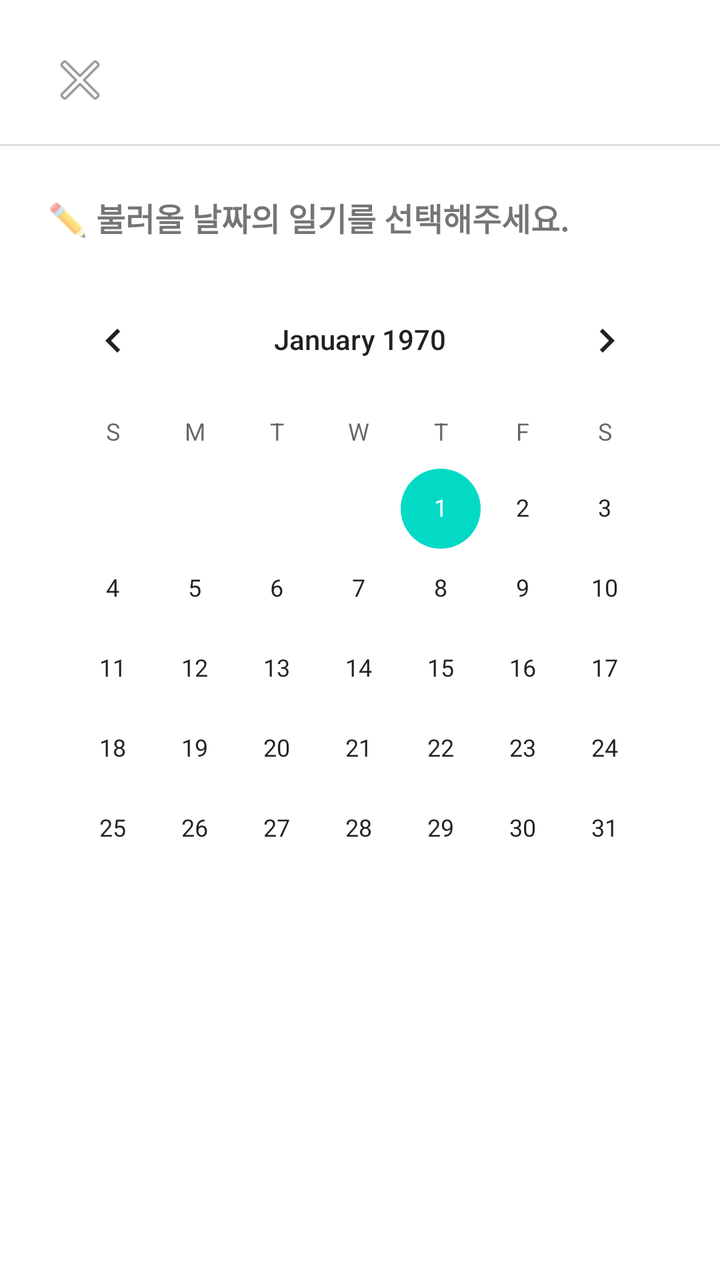
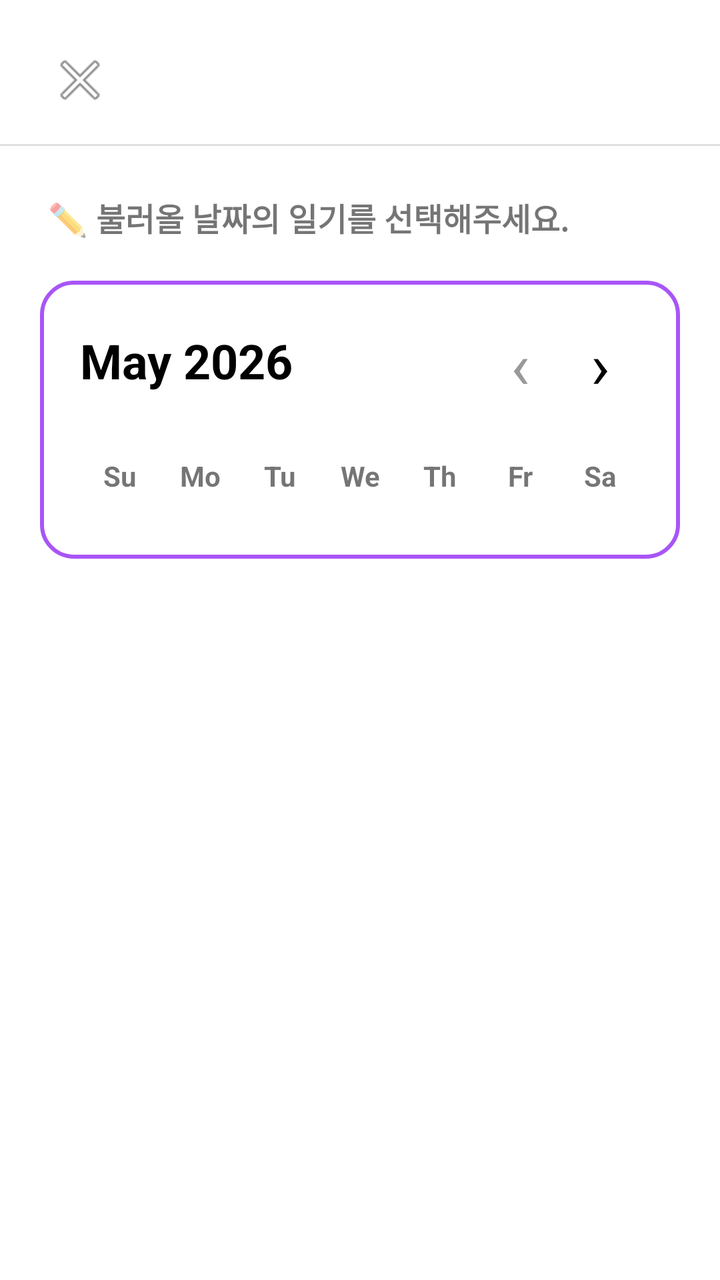

Two renders of the same Android screen: before a commit and after it. Below are the layout's source before the change and the commit's diff.
<!-- AndroidManifest.xml: application theme Theme.Plog -->
<!-- res/layout/fragment_diary_select.xml -->
<?xml version="1.0" encoding="utf-8"?>
<androidx.constraintlayout.widget.ConstraintLayout
    xmlns:android="http://schemas.android.com/apk/res/android"
    xmlns:app="http://schemas.android.com/apk/res-auto"
    android:layout_width="match_parent"
    android:layout_height="match_parent"
    android:background="#FFFFFF">

    
    <ImageButton
        android:id="@+id/btn_close"
        android:layout_width="wrap_content"
        android:layout_height="wrap_content"
        android:src="@android:drawable/ic_menu_close_clear_cancel"
        android:background="?attr/selectableItemBackgroundBorderless"
        android:padding="8dp"
        app:layout_constraintTop_toTopOf="parent"
        app:layout_constraintStart_toStartOf="parent"
        android:layout_marginTop="16dp"
        android:layout_marginStart="16dp"/>

    
    <View
        android:layout_width="0dp"
        android:layout_height="1dp"
        android:background="#E0E0E0"
        app:layout_constraintTop_toBottomOf="@id/btn_close"
        app:layout_constraintStart_toStartOf="parent"
        app:layout_constraintEnd_toEndOf="parent"
        android:layout_marginTop="8dp"
        android:id="@+id/divider"/>

    
    <TextView
        android:id="@+id/tv_guide"
        android:layout_width="wrap_content"
        android:layout_height="wrap_content"
        android:text="✏️ 불러올 날짜의 일기를 선택해주세요."
        android:textSize="16sp"
        android:textStyle="bold"
        app:layout_constraintTop_toBottomOf="@id/divider"
        app:layout_constraintStart_toStartOf="parent"
        android:layout_marginTop="24dp"
        android:layout_marginStart="24dp"/>

    
    <CalendarView
        android:id="@+id/calendar_view"
        android:layout_width="0dp"
        android:layout_height="wrap_content"
        app:layout_constraintTop_toBottomOf="@id/tv_guide"
        app:layout_constraintStart_toStartOf="parent"
        app:layout_constraintEnd_toEndOf="parent"
        android:layout_marginTop="16dp"
        android:layout_marginHorizontal="16dp"/>

</androidx.constraintlayout.widget.ConstraintLayout>
<!-- resources referenced by this layout -->
<resources>
  <style name="Theme.Plog" parent="Theme.MaterialComponents.DayNight.NoActionBar">
          <item name="colorPrimary">@color/purple_500</item>
          <item name="colorPrimaryVariant">@color/purple_700</item>
          <item name="colorOnPrimary">@color/white</item>
          <item name="android:statusBarColor">@android:color/white</item>
          <item name="android:windowLightStatusBar">true</item>
      </style>
  <color name="purple_500">#9C63F5</color>
  <color name="purple_700">#7B3FE4</color>
  <color name="white">#FFFFFF</color>
</resources>

<!-- the commit's change to res/layout/fragment_diary_select.xml (unified diff, before → after) -->
@@ -44,14 +44,128 @@
         android:layout_marginStart="24dp"/>
 
     
-    <CalendarView
-        android:id="@+id/calendar_view"
-        android:layout_width="0dp"
+    <LinearLayout
+        android:id="@+id/calendarContainer"
+        android:layout_width="match_parent"
         android:layout_height="wrap_content"
+        android:background="@drawable/calendar_border"
+        android:elevation="0dp"
+        android:orientation="vertical"
+        android:padding="20dp"
+        android:layout_marginStart="20dp"
+        android:layout_marginTop="20dp"
+        android:layout_marginEnd="20dp"
         app:layout_constraintTop_toBottomOf="@id/tv_guide"
         app:layout_constraintStart_toStartOf="parent"
-        app:layout_constraintEnd_toEndOf="parent"
-        android:layout_marginTop="16dp"
-        android:layout_marginHorizontal="16dp"/>
+        app:layout_constraintEnd_toEndOf="parent">
+
+        <LinearLayout
+            android:layout_width="match_parent"
+            android:layout_height="wrap_content"
+            android:gravity="center_vertical"
+            android:orientation="horizontal">
+
+            <TextView
+                android:id="@+id/tvMonthTitle"
+                android:layout_width="0dp"
+                android:layout_height="wrap_content"
+                android:layout_weight="1"
+                android:text="May 2026"
+                android:textColor="#000000"
+                android:textSize="24sp"
+                android:textStyle="bold" />
+
+            <TextView
+                android:id="@+id/btnPrevMonth"
+                android:layout_width="40dp"
+                android:layout_height="40dp"
+                android:gravity="center"
+                android:text="‹"
+                android:textColor="#999999"
+                android:textSize="32sp" />
+
+            <TextView
+                android:id="@+id/btnNextMonth"
+                android:layout_width="40dp"
+                android:layout_height="40dp"
+                android:gravity="center"
+                android:text="›"
+                android:textColor="#000000"
+                android:textSize="32sp" />
+        </LinearLayout>
+
+        
+        <LinearLayout
+            android:layout_width="match_parent"
+            android:layout_height="wrap_content"
+            android:layout_marginTop="28dp"
+            android:orientation="horizontal">
+
+            <TextView
+                android:layout_width="0dp"
+                android:layout_height="wrap_content"
+                android:layout_weight="1"
+                android:gravity="center"
+                android:text="Su"
+                android:textStyle="bold"/>
+
+            <TextView
+                android:layout_width="0dp"
+                android:layout_height="wrap_content"
+                android:layout_weight="1"
+                android:gravity="center"
+                android:text="Mo"
+                android:textStyle="bold"/>
+
+            <TextView
+                android:layout_width="0dp"
+                android:layout_height="wrap_content"
+                android:layout_weight="1"
+                android:gravity="center"
+                android:text="Tu"
+                android:textStyle="bold"/>
+
+            <TextView
+                android:layout_width="0dp"
+                android:layout_height="wrap_content"
+                android:layout_weight="1"
+                android:gravity="center"
+                android:text="We"
+                android:textStyle="bold"/>
+
+            <TextView
+                android:layout_width="0dp"
+                android:layout_height="wrap_content"
+                android:layout_weight="1"
+                android:gravity="center"
+                android:text="Th"
+                android:textStyle="bold"/>
+
+            <TextView
+                android:layout_width="0dp"
+                android:layout_height="wrap_content"
+                android:layout_weight="1"
+                android:gravity="center"
+                android:text="Fr"
+                android:textStyle="bold"/>
+
+            <TextView
+                android:layout_width="0dp"
+                android:layout_height="wrap_content"
+                android:layout_weight="1"
+                android:gravity="center"
+                android:text="Sa"
+                android:textStyle="bold"/>
+        </LinearLayout>
+
+        
+        <GridLayout
+            android:id="@+id/calendarGrid"
+            android:layout_width="match_parent"
+            android:layout_height="wrap_content"
+            android:columnCount="7"
+            android:layout_marginTop="12dp" />
+
+    </LinearLayout>
 
 </androidx.constraintlayout.widget.ConstraintLayout>
<!-- resource entries referenced after the edit -->
@@ -1,5 +1,19 @@
 <!-- resources referenced by this layout -->
 <resources>
+  <!-- drawable calendar_border (drawable) -->
+  <?xml version="1.0" encoding="utf-8"?>
+  <shape xmlns:android="http://schemas.android.com/apk/res/android">
+  
+      <solid android:color="@android:color/white"/>
+  
+      <stroke
+          android:width="2dp"
+          android:color="#A855F7"/>
+  
+      <corners
+          android:radius="16dp"/>
+  
+  </shape>
   <style name="Theme.Plog" parent="Theme.MaterialComponents.DayNight.NoActionBar">
           <item name="colorPrimary">@color/purple_500</item>
           <item name="colorPrimaryVariant">@color/purple_700</item>
